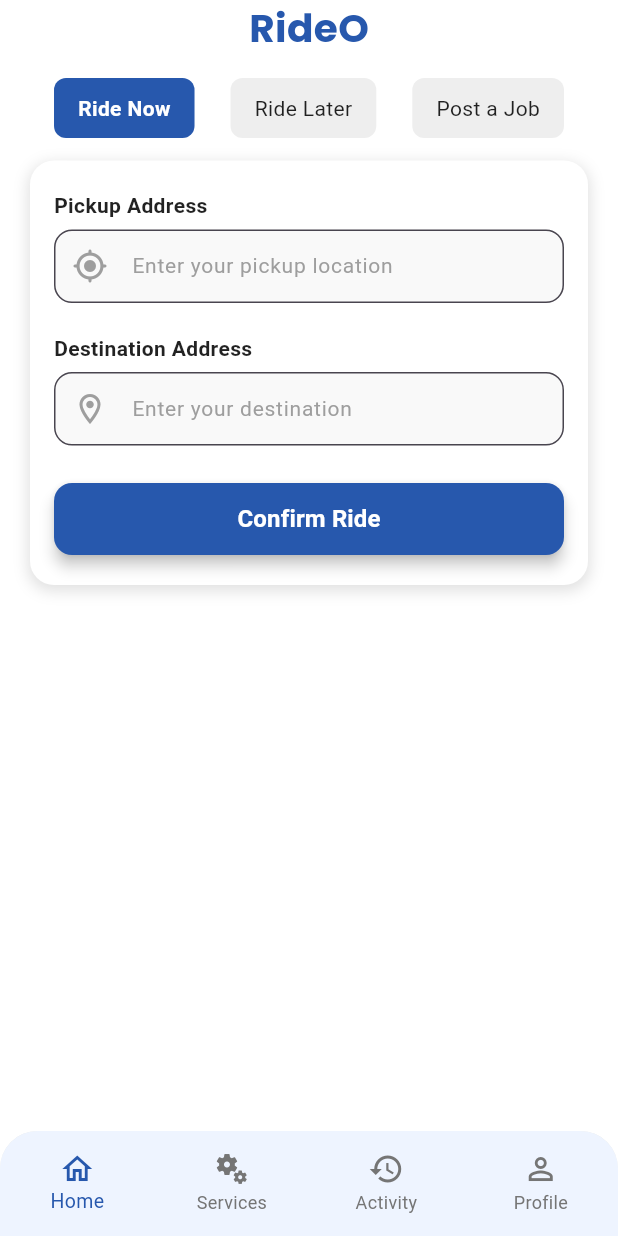
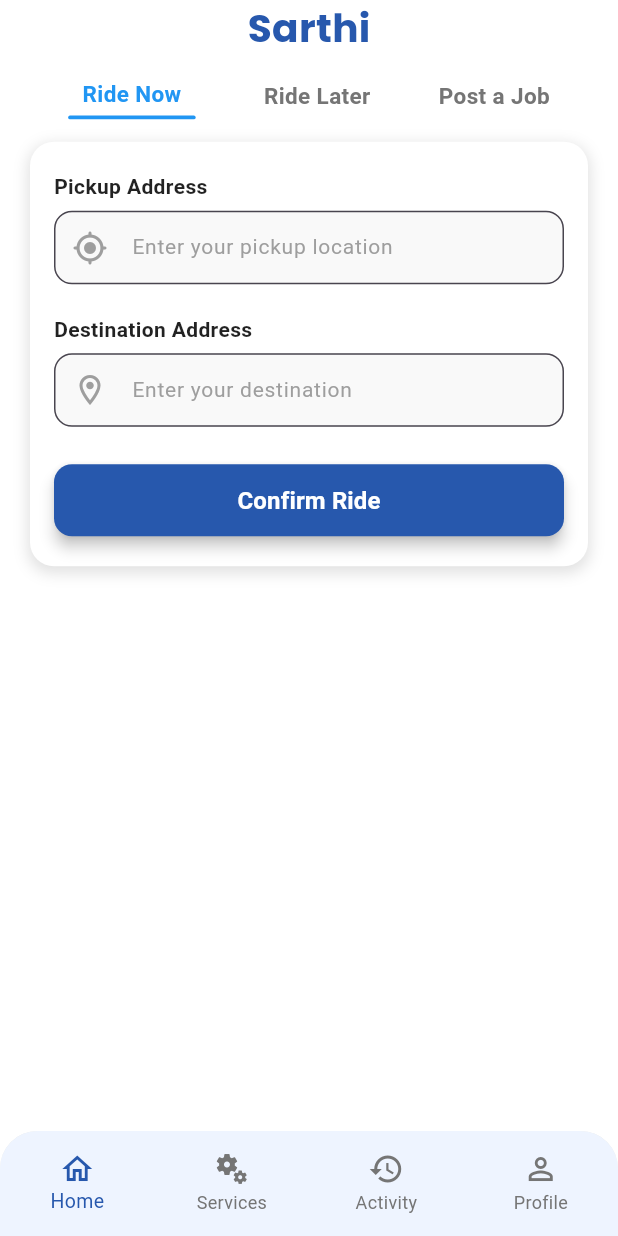
Before and after one commit to Pritam81/Ride0, a Flutter app: the HomeScreen screen opened by its route, on a phone screen of 412 x 824 dp. Run offline on Flutter 3.47's test engine with Material 3 defaults, Android fonts, the light colour scheme and no system bars; our stand-ins replace get, google_fonts.

Commit message:
Home screen updated

```diff
--- a/lib/screens/home/home_screen.dart
+++ b/lib/screens/home/home_screen.dart
@@ -1,4 +1,5 @@
 import 'package:flutter/material.dart';
+import 'package:rideo/screens/home/ActivityTab/activity_screen.dart';
 import 'package:rideo/screens/home/HomeTab/ridenow_screen.dart';
 
 import 'package:rideo/utils/colors.dart';
@@ -26,7 +27,7 @@
       case 1:
         return const Center(child: Text("Services Coming Soon"));
       case 2:
-        return const Center(child: Text("Activity Page"));
+        return ActivityScreen();
       case 3:
         return const Center(child: Text("Profile Page"));
       default:
@@ -41,10 +42,10 @@
       children: [
         Center(
           child: Text(
-            "RideO",
+            "Sarthi",
             style: GoogleFonts.poppins(
               fontSize: 26,
-              fontWeight: FontWeight.bold,
+              fontWeight: FontWeight.w700,
               color: primaryColor,
             ),
           ),
@@ -53,7 +54,7 @@
 
         // Sub-tab navigation inside Home
         Padding(
-          padding: const EdgeInsets.symmetric(horizontal: 12.0),
+          padding: const EdgeInsets.symmetric(horizontal: 0.0),
           child: Row(
             mainAxisAlignment: MainAxisAlignment.spaceEvenly,
             children: List.generate(_homeTabs.length, (index) {
@@ -62,23 +63,29 @@
                 onTap: () {
                   setState(() => _homeTabIndex = index);
                 },
-                child: Container(
-                  padding: const EdgeInsets.symmetric(
-                    horizontal: 16,
-                    vertical: 10,
-                  ),
-                  decoration: BoxDecoration(
-                    color: isSelected ? primaryColor : Colors.grey[200],
-                    borderRadius: BorderRadius.circular(8),
-                  ),
-                  child: Text(
-                    _homeTabs[index],
-                    style: TextStyle(
-                      color: isSelected ? Colors.white : Colors.black87,
-                      fontWeight:
-                          isSelected ? FontWeight.bold : FontWeight.normal,
+                child: Column(
+                  mainAxisSize: MainAxisSize.min,
+                  children: [
+                    Text(
+                      _homeTabs[index],
+                      style: TextStyle(
+                        fontSize: 15,
+                        fontWeight:
+                            isSelected ? FontWeight.bold : FontWeight.w600,
+                        color: isSelected ? Colors.blue : Colors.grey[600],
+                      ),
                     ),
-                  ),
+                    const SizedBox(height: 4), // Gap between text and underline
+                    if (isSelected)
+                      Container(
+                        height: 2.5, // Thickness of underline
+                        width: 85, // Length of underline
+                        decoration: BoxDecoration(
+                          color: Colors.blue,
+                          borderRadius: BorderRadius.circular(2),
+                        ),
+                      ),
+                  ],
                 ),
               );
             }),
@@ -87,13 +94,13 @@
 
         const SizedBox(height: 15),
 
-        // Placeholder content based on selected home tab
+        // Content based on selected home tab
         if (_homeTabIndex == 0) ...[
           Expanded(child: RidenowScreen()),
         ] else if (_homeTabIndex == 1) ...[
-          const Center(child: Text("Ride Later Content")),
+          const Expanded(child: Center(child: Text("Ride Later Content"))),
         ] else if (_homeTabIndex == 2) ...[
-          const Center(child: Text("Post a Job Content")),
+          const Expanded(child: Center(child: Text("Post a Job Content"))),
         ],
       ],
     );
```
